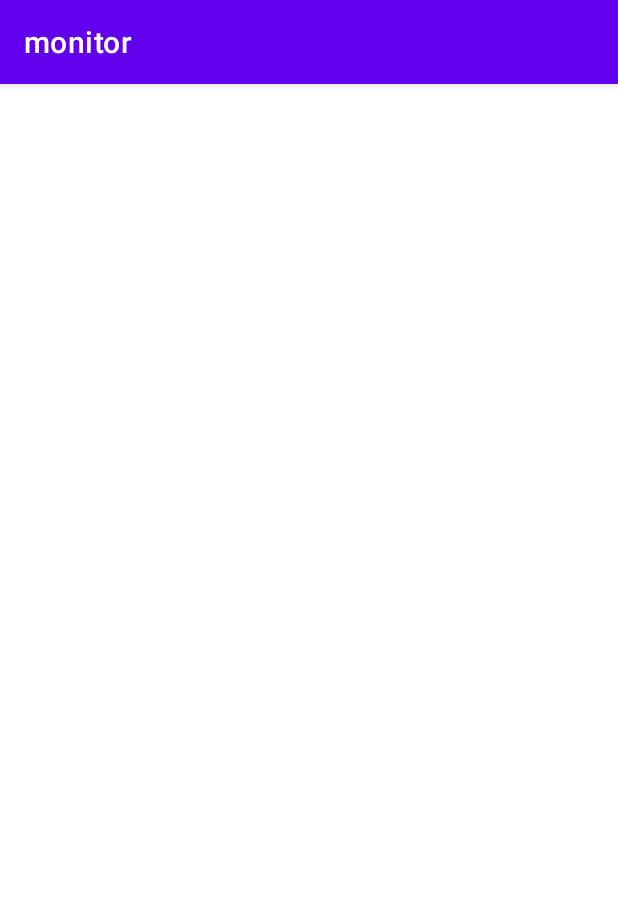
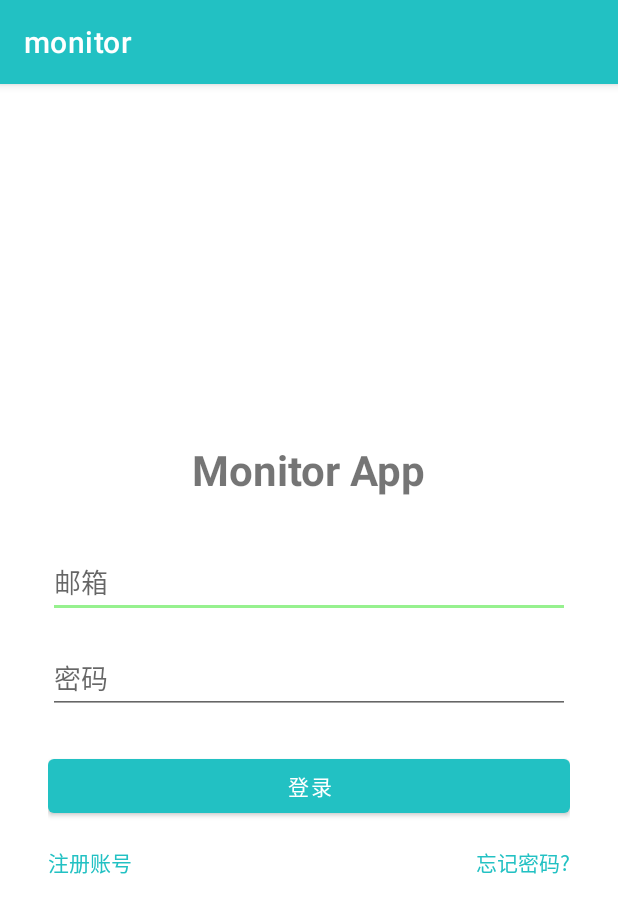
Before and after one commit to Bub6le-Shuoyang/crack-android, an Android app: the screen it shows after launch (MainActivity before the commit, LoginActivity after it), on a phone screen of 412 x 824 dp. Shown: the top 913 px of the screen. Run offline under Robolectric (Android 15) with nearby library versions, the light colour scheme and no system bars.

Commit message:
登录注册界面初始化（已编写代理，未添加组件）

```diff
--- a/app/build.gradle.kts
+++ b/app/build.gradle.kts
@@ -41,6 +41,12 @@ dependencies {
     implementation(libs.material)
     implementation(libs.androidx.activity)
     implementation(libs.androidx.constraintlayout)
+    implementation(libs.retrofit)
+    implementation(libs.retrofit.converter.gson)
+    implementation(libs.kotlinx.coroutines.android)
+    implementation(libs.androidx.lifecycle.viewmodel.ktx)
+    implementation(libs.androidx.lifecycle.runtime.ktx)
+
     testImplementation(libs.junit)
     androidTestImplementation(libs.androidx.junit)
     androidTestImplementation(libs.androidx.espresso.core)
--- /dev/null
+++ b/app/src/main/java/com/example/monitor/LoginActivity.kt
@@ -0,0 +1,69 @@
+package com.example.monitor
+
+import android.content.Intent
+import android.os.Bundle
+import android.widget.Button
+import android.widget.EditText
+import android.widget.TextView
+import android.widget.Toast
+import androidx.appcompat.app.AppCompatActivity
+import androidx.lifecycle.ViewModelProvider
+import androidx.lifecycle.lifecycleScope
+import com.example.monitor.viewmodel.AuthState
+import com.example.monitor.viewmodel.AuthViewModel
+import kotlinx.coroutines.launch
+
+class LoginActivity : AppCompatActivity() {
+    private lateinit var viewModel: AuthViewModel
+
+    override fun onCreate(savedInstanceState: Bundle?) {
+        super.onCreate(savedInstanceState)
+        setContentView(R.layout.activity_login)
+
+        viewModel = ViewModelProvider(this)[AuthViewModel::class.java]
+
+        val etEmail = findViewById<EditText>(R.id.etEmail)
+        val etPassword = findViewById<EditText>(R.id.etPassword)
+        val btnLogin = findViewById<Button>(R.id.btnLogin)
+        val tvRegister = findViewById<TextView>(R.id.tvRegister)
+        val tvForgotPassword = findViewById<TextView>(R.id.tvForgotPassword)
+
+        btnLogin.setOnClickListener {
+            val email = etEmail.text.toString()
+            val pass = etPassword.text.toString()
+            if (email.isNotBlank() && pass.isNotBlank()) {
+                viewModel.login(email, pass)
+            } else {
+                Toast.makeText(this, "请输入邮箱和密码", Toast.LENGTH_SHORT).show()
+            }
+        }
+
+        tvRegister.setOnClickListener {
+            startActivity(Intent(this, RegisterActivity::class.java))
+        }
+
+        tvForgotPassword.setOnClickListener {
+            startActivity(Intent(this, ForgotPasswordActivity::class.java))
+        }
+
+        lifecycleScope.launch {
+            viewModel.authState.collect { state ->
+                when (state) {
+                    is AuthState.Loading -> { }
+                    is AuthState.Success -> {
+                        Toast.makeText(this@LoginActivity, state.message, Toast.LENGTH_SHORT).show()
+                        viewModel.resetState()
+                        // 登录成功后跳转到主页面
+                        startActivity(Intent(this@LoginActivity, MainActivity::class.java))
+                        finish()
+                    }
+                    is AuthState.Error -> {
+                        Toast.makeText(this@LoginActivity, state.message, Toast.LENGTH_SHORT).show()
+                        viewModel.resetState()
+                    }
+                    else -> {}
+                }
+            }
+        }
+    }
+}
--- /dev/null
+++ b/app/src/main/java/com/example/monitor/network/ApiService.kt
@@ -0,0 +1,19 @@
+package com.example.monitor.network
+
+import retrofit2.Response
+import retrofit2.http.Body
+import retrofit2.http.POST
+
+interface ApiService {
+    @POST("/api/user/login")
+    suspend fun login(@Body request: LoginRequest): Response<LoginResponse>
+
+    @POST("/api/user/send-verification-code")
+    suspend fun sendVerificationCode(@Body request: SendCodeRequest): Response<BaseResponse>
+
+    @POST("/api/user/register")
+    suspend fun register(@Body request: RegisterRequest): Response<BaseResponse>
+
+    @POST("/api/user/forgot-password")
+    suspend fun forgotPassword(@Body request: ForgotPasswordRequest): Response<BaseResponse>
+}
--- /dev/null
+++ b/app/src/main/java/com/example/monitor/network/RetrofitClient.kt
@@ -0,0 +1,17 @@
+package com.example.monitor.network
+
+import retrofit2.Retrofit
+import retrofit2.converter.gson.GsonConverterFactory
+
+object RetrofitClient {
+    // 使用 10.0.2.2 以便 Android 模拟器访问本地宿主机的 127.0.0.1
+    private const val BASE_URL = "http://10.0.2.2:7022/"
+
+    val apiService: ApiService by lazy {
+        Retrofit.Builder()
+            .baseUrl(BASE_URL)
+            .addConverterFactory(GsonConverterFactory.create())
+            .build()
+            .create(ApiService::class.java)
+    }
+}
--- /dev/null
+++ b/app/src/main/java/com/example/monitor/repository/AuthRepository.kt
@@ -0,0 +1,12 @@
+package com.example.monitor.repository
+
+import com.example.monitor.network.*
+
+class AuthRepository {
+    private val api = RetrofitClient.apiService
+
+    suspend fun login(req: LoginRequest) = api.login(req)
+    suspend fun register(req: RegisterRequest) = api.register(req)
+    suspend fun sendCode(req: SendCodeRequest) = api.sendVerificationCode(req)
+    suspend fun forgotPassword(req: ForgotPasswordRequest) = api.forgotPassword(req)
+}
--- /dev/null
+++ b/app/src/main/res/layout/activity_login.xml
@@ -0,0 +1,64 @@
+<?xml version="1.0" encoding="utf-8"?>
+<LinearLayout xmlns:android="http://schemas.android.com/apk/res/android"
+    android:layout_width="match_parent"
+    android:layout_height="match_parent"
+    android:orientation="vertical"
+    android:padding="32dp"
+    android:gravity="center">
+
+    <TextView
+        android:layout_width="wrap_content"
+        android:layout_height="wrap_content"
+        android:text="Monitor App"
+        android:textSize="28sp"
+        android:textStyle="bold"
+        android:layout_marginBottom="32dp"/>
+
+    <EditText
+        android:id="@+id/etEmail"
+        android:layout_width="match_parent"
+        android:layout_height="wrap_content"
+        android:hint="邮箱"
+        android:inputType="textEmailAddress"/>
+
+    <EditText
+        android:id="@+id/etPassword"
+        android:layout_width="match_parent"
+        android:layout_height="wrap_content"
+        android:hint="密码"
+        android:inputType="textPassword"
+        android:layout_marginTop="16dp"/>
+
+    <Button
+        android:id="@+id/btnLogin"
+        android:layout_width="match_parent"
+        android:layout_height="wrap_content"
+        android:text="登录"
+        android:layout_marginTop="24dp"/>
+
+    <LinearLayout
+        android:layout_width="match_parent"
+        android:layout_height="wrap_content"
+        android:orientation="horizontal"
+        android:layout_marginTop="16dp">
+
+        <TextView
+            android:id="@+id/tvRegister"
+            android:layout_width="wrap_content"
+            android:layout_height="wrap_content"
+            android:text="注册账号"
+            android:textColor="@color/primary_color"/>
+
+        <Space
+            android:layout_width="0dp"
+            android:layout_height="wrap_content"
+            android:layout_weight="1"/>
+
+        <TextView
+            android:id="@+id/tvForgotPassword"
+            android:layout_width="wrap_content"
+            android:layout_height="wrap_content"
+            android:text="忘记密码?"
+            android:textColor="@color/primary_color"/>
+    </LinearLayout>
+</LinearLayout>
--- a/app/src/main/res/values-night/themes.xml
+++ b/app/src/main/res/values-night/themes.xml
@@ -1,16 +1,12 @@
 <resources xmlns:tools="http://schemas.android.com/tools">
-    <!-- Base application theme. -->
     <style name="Theme.Monitor" parent="Theme.MaterialComponents.DayNight.DarkActionBar">
-        <!-- Primary brand color. -->
-        <item name="colorPrimary">@color/purple_200</item>
-        <item name="colorPrimaryVariant">@color/purple_700</item>
-        <item name="colorOnPrimary">@color/black</item>
-        <!-- Secondary brand color. -->
-        <item name="colorSecondary">@color/teal_200</item>
-        <item name="colorSecondaryVariant">@color/teal_200</item>
+        <item name="colorPrimary">@color/primary_color</item>
+        <item name="colorPrimaryVariant">@color/primary_dark_color</item>
+        <item name="colorOnPrimary">@color/white</item>
+        <item name="colorSecondary">@color/secondary_color</item>
+        <item name="colorSecondaryVariant">@color/secondary_color</item>
         <item name="colorOnSecondary">@color/black</item>
-        <!-- Status bar color. -->
         <item name="android:statusBarColor">?attr/colorPrimaryVariant</item>
-        <!-- Customize your theme here. -->
+        <item name="android:windowBackground">@color/white</item>
     </style>
 </resources>
--- a/app/src/main/res/values/colors.xml
+++ b/app/src/main/res/values/colors.xml
@@ -1,10 +1,8 @@
 <?xml version="1.0" encoding="utf-8"?>
 <resources>
-    <color name="purple_200">#FFBB86FC</color>
-    <color name="purple_500">#FF6200EE</color>
-    <color name="purple_700">#FF3700B3</color>
-    <color name="teal_200">#FF03DAC5</color>
-    <color name="teal_700">#FF018786</color>
+    <color name="primary_color">#22C1C3</color>
+    <color name="primary_dark_color">#1A9A9C</color>
+    <color name="secondary_color">#96F18E</color>
     <color name="black">#FF000000</color>
     <color name="white">#FFFFFFFF</color>
 </resources>
--- a/app/src/main/res/values/themes.xml
+++ b/app/src/main/res/values/themes.xml
@@ -1,16 +1,12 @@
 <resources xmlns:tools="http://schemas.android.com/tools">
-    <!-- Base application theme. -->
     <style name="Theme.Monitor" parent="Theme.MaterialComponents.DayNight.DarkActionBar">
-        <!-- Primary brand color. -->
-        <item name="colorPrimary">@color/purple_500</item>
-        <item name="colorPrimaryVariant">@color/purple_700</item>
+        <item name="colorPrimary">@color/primary_color</item>
+        <item name="colorPrimaryVariant">@color/primary_dark_color</item>
         <item name="colorOnPrimary">@color/white</item>
-        <!-- Secondary brand color. -->
-        <item name="colorSecondary">@color/teal_200</item>
-        <item name="colorSecondaryVariant">@color/teal_700</item>
+        <item name="colorSecondary">@color/secondary_color</item>
+        <item name="colorSecondaryVariant">@color/secondary_color</item>
         <item name="colorOnSecondary">@color/black</item>
-        <!-- Status bar color. -->
         <item name="android:statusBarColor">?attr/colorPrimaryVariant</item>
-        <!-- Customize your theme here. -->
+        <item name="android:windowBackground">@color/white</item>
     </style>
 </resources>
--- a/gradle.properties
+++ b/gradle.properties
@@ -7,10 +7,12 @@
 # Specifies the JVM arguments used for the daemon process.
 # The setting is particularly useful for tweaking memory settings.
 org.gradle.jvmargs=-Xmx2048m -Dfile.encoding=UTF-8
+kotlin.daemon.jvm.options=-Xmx2048m -XX:MaxMetaspaceSize=512m
+
 # When configured, Gradle will run in incubating parallel mode.
 # This option should only be used with decoupled projects. For more details, visit
 # https://developer.android.com/r/tools/gradle-multi-project-decoupled-projects
-# org.gradle.parallel=true
+org.gradle.parallel=true
 # AndroidX package structure to make it clearer which packages are bundled with the
 # Android operating system, and which are packaged with your app's APK
 # https://developer.android.com/topic/libraries/support-library/androidx-rn
```
Also changed, not shown: app/src/main/AndroidManifest.xml (+11 -3 lines), app/src/main/java/com/example/monitor/ForgotPasswordActivity.kt (added, +68 -0 lines), app/src/main/java/com/example/monitor/RegisterActivity.kt (added, +70 -0 lines), app/src/main/java/com/example/monitor/network/Models.kt (added, +44 -0 lines), app/src/main/java/com/example/monitor/viewmodel/AuthViewModel.kt (added, +91 -0 lines), app/src/main/res/layout/activity_forgot_password.xml (added, +57 -0 lines), app/src/main/res/layout/activity_register.xml (added, +65 -0 lines), gradle/libs.versions.toml (+8 -0 lines), 1 other file.
